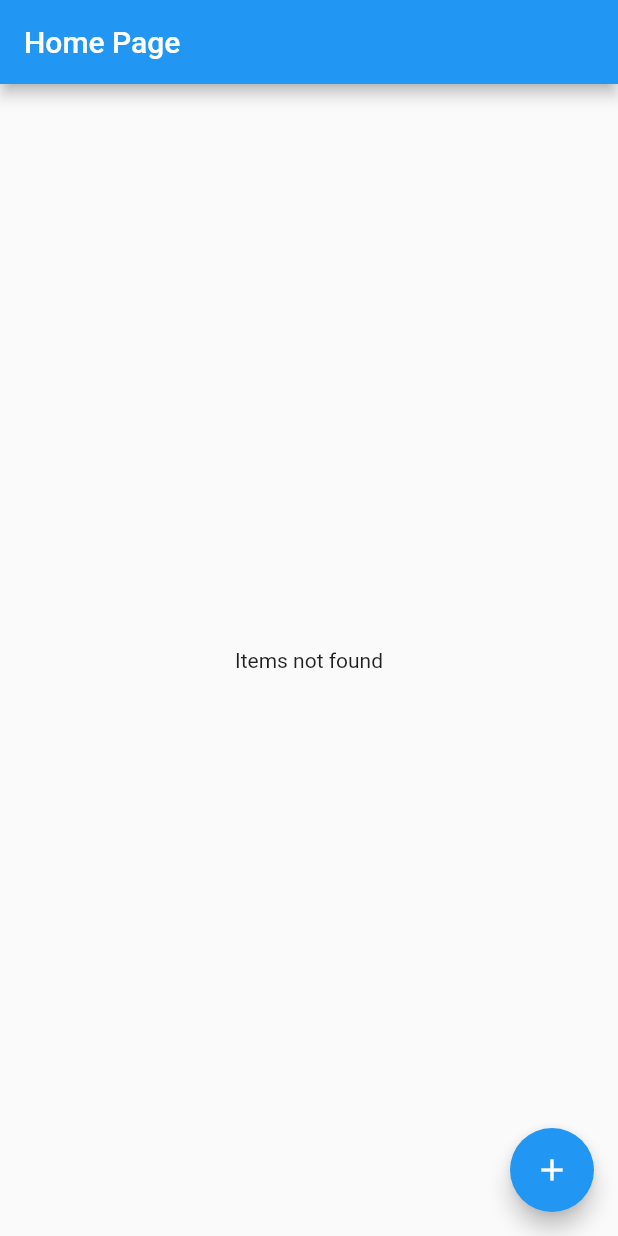
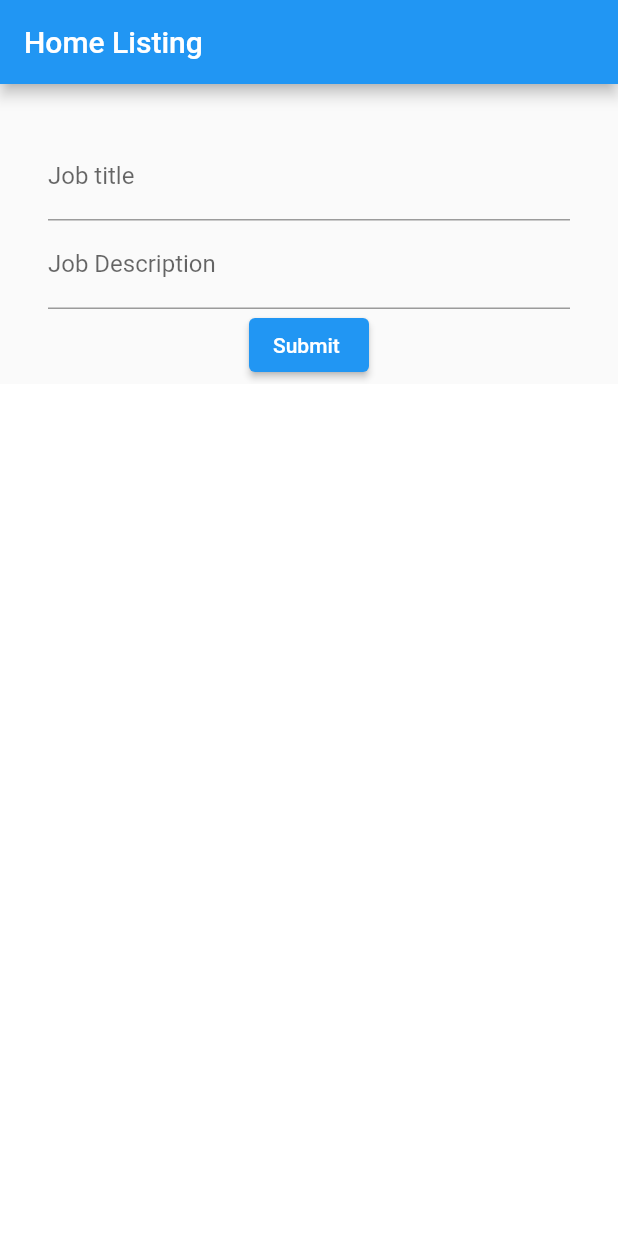
Before and after one commit to 4643880/Tech-Flutter, a Flutter app: the screen it shows after launch, on a phone screen of 412 x 824 dp. Run offline on Flutter 3.47's test engine with Material 2 defaults, Android fonts, the phone set to English and light mode, and no system bars.

Commit message:
Scroll Controller & CRUD with SetState Complex Data Handling

```diff
--- a/lib/home_screen.dart
+++ /dev/null
@@ -1,72 +0,0 @@
-import 'package:flutter/material.dart';
-import 'package:tech_idara_app/add_new_screen.dart';
-
-class HomePage extends StatefulWidget {
-  const HomePage({Key? key}) : super(key: key);
-
-  @override
-  State<HomePage> createState() => HomePageState();
-}
-
-class HomePageState extends State<HomePage> {
-  List<String> items = [];
-  @override
-  Widget build(BuildContext context) {
-    return Scaffold(
-      appBar: AppBar(
-        title: const Text('Home Page'),
-      ),
-      body: items.isNotEmpty
-          ? ListView(
-              children: items.map((strings) => itemWidget(strings)).toList(),
-            )
-          : const Center(
-              child: Text("Items not found"),
-            ),
-      floatingActionButton: FloatingActionButton(
-        onPressed: () {
-          Navigator.push<String>(
-            context,
-            MaterialPageRoute(
-              builder: (context) => AddNewJob(),
-            ),
-          ).then((value) => setState(() {
-                items.add(value!);
-              }));
-        },
-        child: const Icon(Icons.add),
-      ),
-    );
-  }
-
-  Widget itemWidget(String text) {
-    return Padding(
-      padding: const EdgeInsets.all(8.0),
-      child: Card(
-        elevation: 6,
-        child: Padding(
-          padding: const EdgeInsets.all(32.0),
-          child: Row(
-            children: [
-              Expanded(
-                child: Column(
-                  crossAxisAlignment: CrossAxisAlignment.start,
-                  children: [
-                    Text(text),
-                  ],
-                ),
-              ),
-              // IconButton(
-              //     onPressed: () {
-              //       // setState(() {
-              //       //   items.removeAt(index);
-              //       // });
-              //     },
-              //     icon: const Icon(Icons.delete))
-            ],
-          ),
-        ),
-      ),
-    );
-  }
-}
--- /dev/null
+++ b/lib/job_post_model.dart
@@ -0,0 +1,6 @@
+class JobPost {
+  String title;
+  String desc;
+
+  JobPost({required this.title, required this.desc});
+}
--- a/lib/main.dart
+++ b/lib/main.dart
@@ -1,5 +1,10 @@
+import 'dart:developer' as devtools show log;
 import 'package:flutter/material.dart';
-import 'package:tech_idara_app/home_screen.dart';
+import 'package:tech_idara_app/job_post_model.dart';
+
+extension Log on Object {
+  void log() => devtools.log(toString());
+}
 
 void main() {
   runApp(const MyApp());
@@ -20,3 +25,158 @@ class MyApp extends StatelessWidget {
     );
   }
 }
+
+class HomePage extends StatefulWidget {
+  const HomePage({Key? key}) : super(key: key);
+
+  @override
+  State<HomePage> createState() => _HomePageState();
+}
+
+class _HomePageState extends State<HomePage> {
+  TextEditingController titleController = TextEditingController();
+  TextEditingController descController = TextEditingController();
+  ScrollController _scrollController = ScrollController();
+
+  List<JobPost> myList = [];
+
+  bool scrollLimit = false;
+  int? editIndex;
+
+  @override
+  void initState() {
+    _scrollController.addListener(() {
+      if (_scrollController.offset > 100) {
+        setState(() {
+          scrollLimit = true;
+        });
+      } else {
+        setState(() {
+          scrollLimit = false;
+        });
+      }
+      print(_scrollController.offset);
+    });
+  }
+
+  @override
+  Widget build(BuildContext context) {
+    return Scaffold(
+      appBar: AppBar(
+        title: const Text('Home Listing'),
+      ),
+      body: Container(
+        child: Column(
+          children: [
+            Container(
+              height: 200,
+              child: SingleChildScrollView(
+                child: Column(
+                  children: [
+                    Padding(
+                      padding: const EdgeInsets.all(32.0),
+                      child: Column(
+                        children: [
+                          TextField(
+                            controller: titleController,
+                            decoration:
+                                const InputDecoration(labelText: "Job title"),
+                          ),
+                          TextField(
+                            controller: descController,
+                            decoration: const InputDecoration(
+                                labelText: "Job Description"),
+                          ),
+                          ElevatedButton(
+                            onPressed: () {
+                              if (editIndex == null) {
+                                setState(() {
+                                  JobPost obj = JobPost(
+                                    title: titleController.text,
+                                    desc: descController.text,
+                                  );
+                                  myList.add(obj);
+                                  [titleController, descController].forEach(
+                                    (element) => element.clear(),
+                                  );
+                                });
+                              } else {
+                                final existingObject = myList[editIndex!];
+                                existingObject.title = titleController.text;
+                                existingObject.desc = descController.text;
+
+                                setState(() {
+                                  myList[editIndex!] = existingObject;
+                                  editIndex = null;
+                                  [titleController, descController].forEach(
+                                    (element) => element.clear(),
+                                  );
+                                });
+                              }
+                            },
+                            child: Text(
+                                "${editIndex == null ? "Submit" : "Update"} "),
+                          ),
+                        ],
+                      ),
+                    ),
+                  ],
+                ),
+              ),
+            ),
+            Expanded(
+              flex: 2,
+              child: AnimatedContainer(
+                duration: Duration(microseconds: 10),
+                color: scrollLimit ? Colors.amber : Colors.white,
+                child: ListView.builder(
+                  controller: _scrollController,
+                  itemCount: myList.length,
+                  itemBuilder: (context, index) {
+                    return Padding(
+                      padding: const EdgeInsets.all(8.0),
+                      child: Card(
+                        elevation: 10,
+                        child: ListTile(
+                          title: Row(
+                            children: [
+                              Expanded(
+                                child: Text(
+                                  "Index No# $index ${myList[index].title}",
+                                ),
+                              ),
+                              IconButton(
+                                onPressed: () {
+                                  setState(() {
+                                    myList.removeAt(index);
+                                  });
+                                },
+                                icon: const Icon(Icons.delete),
+                              ),
+                              IconButton(
+                                onPressed: () {
+                                  setState(() {
+                                    titleController.text = myList[index].title;
+                                    descController.text = myList[index].desc;
+                                    editIndex = index;
+                                    editIndex.toString().log();
+                                  });
+                                },
+                                icon: const Icon(Icons.edit),
+                              )
+                            ],
+                          ),
+                          subtitle: Text(myList[index].desc),
+                        ),
+                      ),
+                    );
+                  },
+                ),
+              ),
+            ),
+          ],
+        ),
+      ),
+    );
+  }
+}
```
Also changed, not shown: lib/add_new_screen.dart (deleted, +0 -42 lines). Lines whose indentation alone changed are shown as unchanged.
